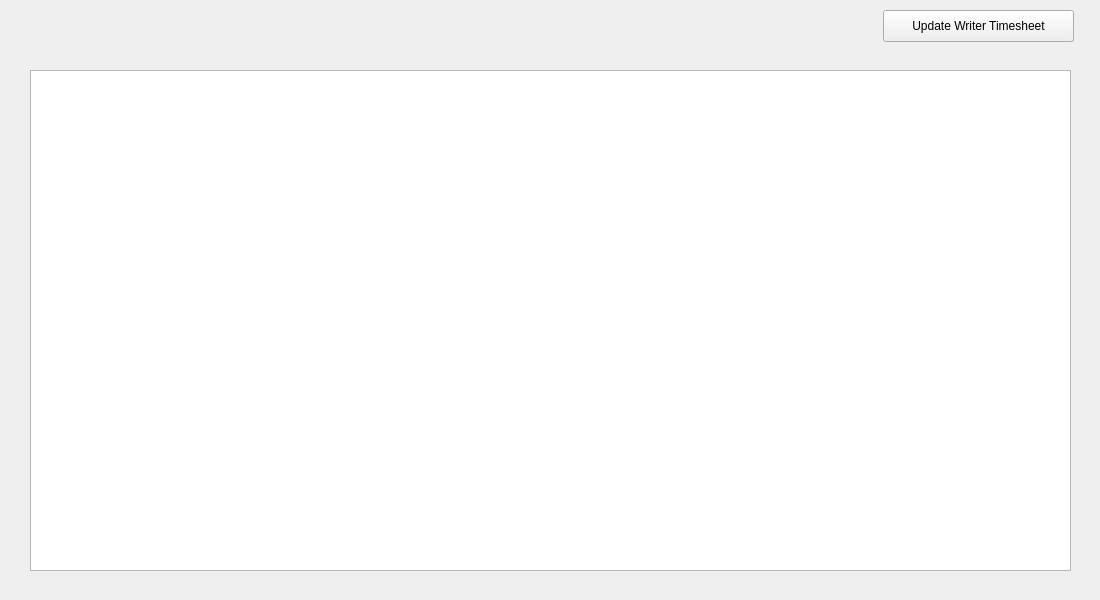
First picture: the form in LAWRENTIAN/LuD/writertimesheetwidget.ui, repository pyridine/LAWRENTIAN, before the edit.
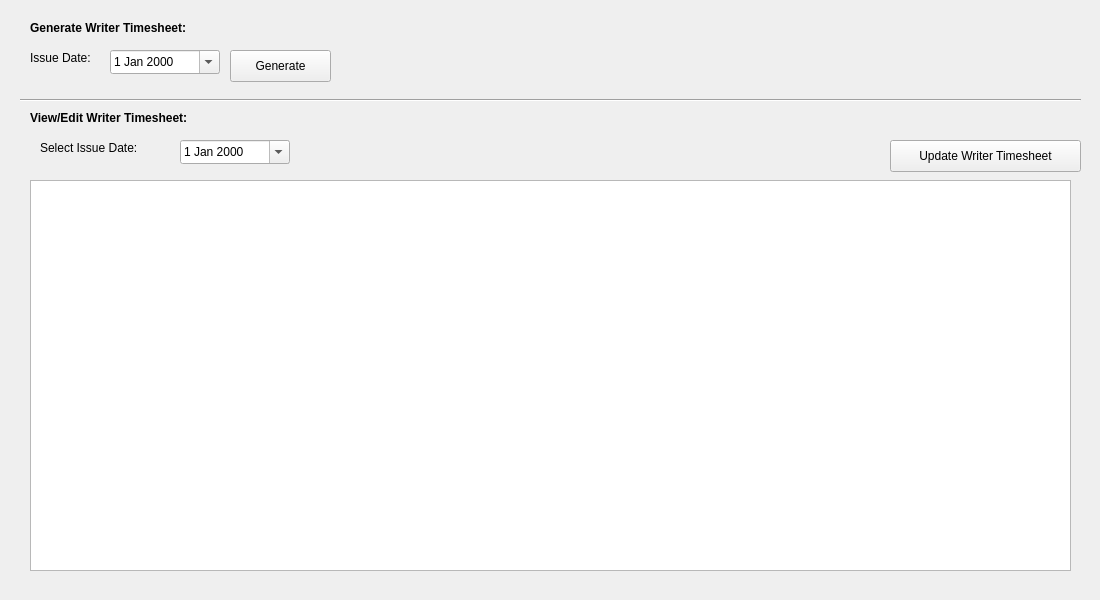
Second picture: the form after the edit.

Commit message: Done with the timesheets and the new article workspace ui stuff

What changed in the file:
```diff
--- a/LAWRENTIAN/LuD/writertimesheetwidget.ui
+++ b/LAWRENTIAN/LuD/writertimesheetwidget.ui
@@ -16,8 +16,8 @@
   <widget class="QPushButton" name="updateWriterTimesheetButton">
    <property name="geometry">
     <rect>
-     <x>883</x>
-     <y>10</y>
+     <x>890</x>
+     <y>140</y>
      <width>191</width>
      <height>32</height>
     </rect>
@@ -30,12 +30,128 @@
    <property name="geometry">
     <rect>
      <x>30</x>
-     <y>70</y>
+     <y>180</y>
      <width>1041</width>
-     <height>501</height>
+     <height>391</height>
     </rect>
    </property>
   </widget>
+  <widget class="Line" name="line">
+   <property name="geometry">
+    <rect>
+     <x>20</x>
+     <y>90</y>
+     <width>1061</width>
+     <height>20</height>
+    </rect>
+   </property>
+   <property name="orientation">
+    <enum>Qt::Horizontal</enum>
+   </property>
+  </widget>
+  <widget class="QLabel" name="label">
+   <property name="geometry">
+    <rect>
+     <x>30</x>
+     <y>20</y>
+     <width>181</width>
+     <height>16</height>
+    </rect>
+   </property>
+   <property name="font">
+    <font>
+     <weight>75</weight>
+     <bold>true</bold>
+    </font>
+   </property>
+   <property name="text">
+    <string>Generate Writer Timesheet:</string>
+   </property>
+  </widget>
+  <widget class="QDateEdit" name="generateTimesheetDate">
+   <property name="geometry">
+    <rect>
+     <x>110</x>
+     <y>50</y>
+     <width>110</width>
+     <height>24</height>
+    </rect>
+   </property>
+   <property name="calendarPopup">
+    <bool>true</bool>
+   </property>
+  </widget>
+  <widget class="QLabel" name="label_2">
+   <property name="geometry">
+    <rect>
+     <x>30</x>
+     <y>50</y>
+     <width>81</width>
+     <height>16</height>
+    </rect>
+   </property>
+   <property name="text">
+    <string>Issue Date:</string>
+   </property>
+  </widget>
+  <widget class="QLabel" name="label_3">
+   <property name="geometry">
+    <rect>
+     <x>30</x>
+     <y>110</y>
+     <width>201</width>
+     <height>16</height>
+    </rect>
+   </property>
+   <property name="font">
+    <font>
+     <weight>75</weight>
+     <bold>true</bold>
+    </font>
+   </property>
+   <property name="text">
+    <string>View/Edit Writer Timesheet:</string>
+   </property>
+  </widget>
+  <widget class="QLabel" name="label_4">
+   <property name="geometry">
+    <rect>
+     <x>40</x>
+     <y>140</y>
+     <width>131</width>
+     <height>16</height>
+    </rect>
+   </property>
+   <property name="text">
+    <string>Select Issue Date:</string>
+   </property>
+  </widget>
+  <widget class="QDateEdit" name="selectIssueDate">
+   <property name="geometry">
+    <rect>
+     <x>180</x>
+     <y>140</y>
+     <width>110</width>
+     <height>24</height>
+    </rect>
+   </property>
+   <property name="calendarPopup">
+    <bool>true</bool>
+   </property>
+  </widget>
+  <widget class="QPushButton" name="generateTimesheetButton">
+   <property name="geometry">
+    <rect>
+     <x>230</x>
+     <y>50</y>
+     <width>101</width>
+     <height>32</height>
+    </rect>
+   </property>
+   <property name="text">
+    <string>Generate</string>
+   </property>
+  </widget>
  </widget>
  <resources/>
  <connections/>
```
The commit also changes 54 other files.
